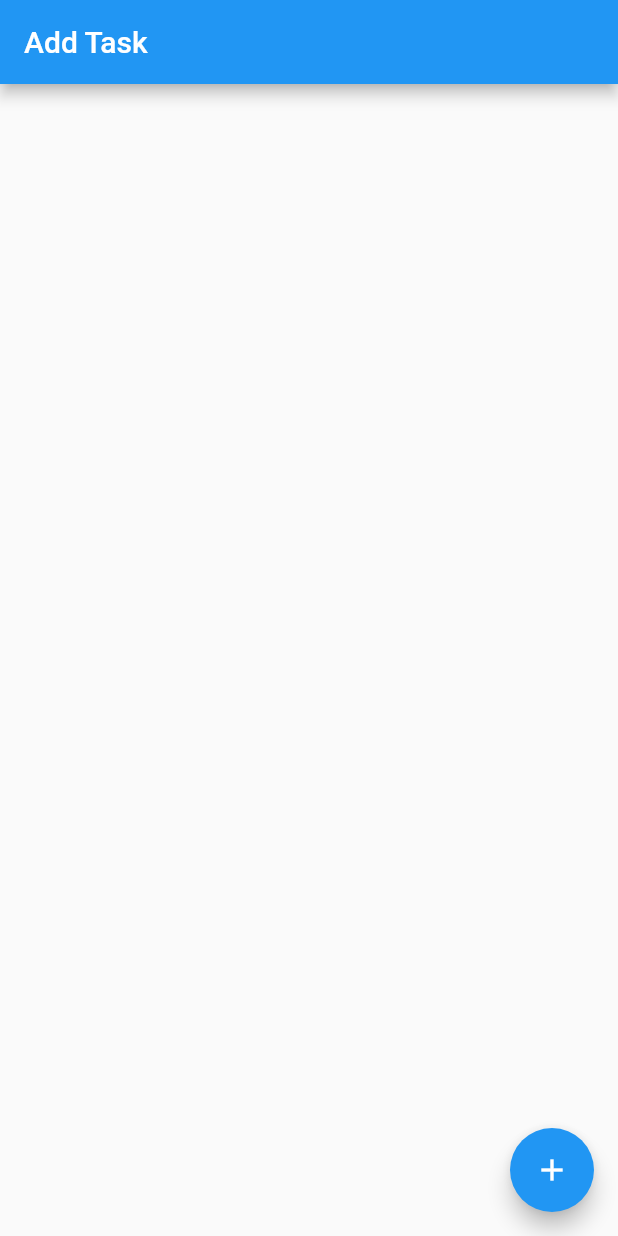
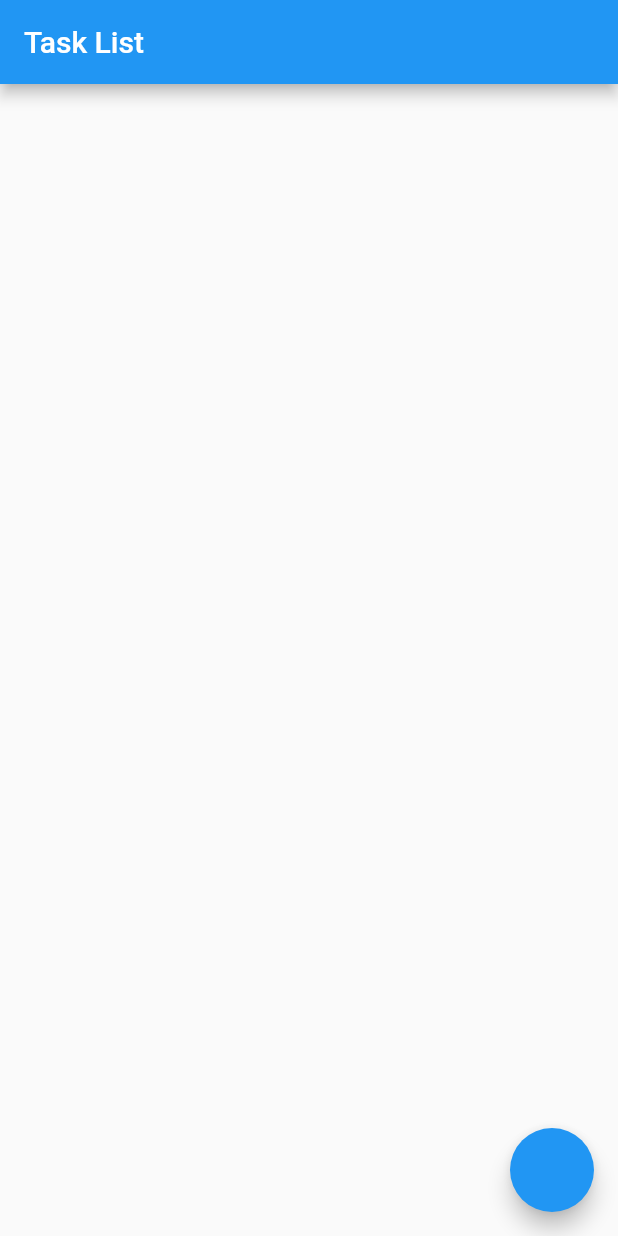
Before and after one commit to MehrabBozorgi/flutter_Tasks_app_bloc, a Flutter app: the screen it shows after launch, on a phone screen of 412 x 824 dp. Run offline on Flutter 3.47's test engine with Material 2 defaults, Android fonts, the phone set to English and light mode, and no system bars; our stand-ins replace equatable, flutter_bloc.

Commit message:
Tasks_app_bloc

```diff
--- a/lib/bloc/bloc_exports.dart
+++ b/lib/bloc/bloc_exports.dart
@@ -1,3 +1,3 @@
 export 'package:flutter_bloc/flutter_bloc.dart';
 
-export 'tasks_bloc.dart';
+export 'task_bloc.dart';
--- /dev/null
+++ b/lib/bloc/task_bloc.dart
@@ -0,0 +1,38 @@
+import 'package:equatable/equatable.dart';
+import 'package:flutter_bloc_todo/bloc/bloc_exports.dart';
+
+import '../model/task.dart';
+
+part 'task_event.dart';
+part 'task_state.dart';
+
+class TaskBloc extends Bloc<TaskEvent, TaskState> {
+  TaskBloc() : super(TaskState()) {
+    on<AddTask>(_onAddTask);
+    on<UpdateTask>(_onUpdateTask);
+    on<DeleteTask>(_onDeleteTask);
+  }
+
+  void _onAddTask(AddTask event, Emitter<TaskState> emit) {
+    final state = this.state;
+    emit(TaskState(allTasks: List.from(state.allTasks)..add(event.task)));
+  }
+
+  void _onUpdateTask(UpdateTask event, Emitter<TaskState> emit) {
+    final state = this.state;
+    final task = event.task;
+    final int index = state.allTasks.indexOf(event.task);
+    List<Task> allTask = List.from(state.allTasks)..remove(event.task);
+
+    task.isDone == false
+        ? allTask.insert(index, task.copyWith(isDone: true))
+        : allTask.insert(index, task.copyWith(isDone: false));
+    emit(TaskState(allTasks: allTask));
+  }
+
+  void _onDeleteTask(DeleteTask event, Emitter<TaskState> emit) {
+    final state = this.state;
+
+    emit(TaskState(allTasks: List.from(state.allTasks)..remove(event.task)));
+  }
+}
--- /dev/null
+++ b/lib/bloc/task_event.dart
@@ -0,0 +1,32 @@
+part of 'task_bloc.dart';
+
+abstract class TaskEvent extends Equatable {
+  const TaskEvent();
+}
+
+class AddTask extends TaskEvent {
+  final Task task;
+
+  const AddTask({required this.task});
+
+  @override
+  List<Object?> get props => [task];
+}
+
+class UpdateTask extends TaskEvent {
+  final Task task;
+
+  const UpdateTask({required this.task});
+
+  @override
+  List<Object?> get props => [task];
+}
+
+class DeleteTask extends TaskEvent {
+  final Task task;
+
+  const DeleteTask({required this.task});
+
+  @override
+  List<Object?> get props => [task];
+}
--- /dev/null
+++ b/lib/bloc/task_state.dart
@@ -0,0 +1,12 @@
+part of 'task_bloc.dart';
+
+class TaskState extends Equatable {
+  TaskState({
+    this.allTasks = const <Task>[],
+  });
+
+  List<Task> allTasks = [];
+
+  @override
+  List<Object?> get props => [allTasks];
+}
--- a/lib/bloc/tasks_event.dart
+++ /dev/null
@@ -1,35 +0,0 @@
-part of 'tasks_bloc.dart';
-
-abstract class TasksEvent extends Equatable {
-  const TasksEvent();
-
-  @override
-  List<Object> get props => [];
-}
-
-class AddTask extends TasksEvent {
-  final Task task;
-
-  const AddTask({required this.task});
-
-  @override
-  List<Object> get props => [task];
-}
-
-class UpdateTask extends TasksEvent {
-  final Task task;
-
-  const UpdateTask({required this.task});
-
-  @override
-  List<Object> get props => [task];
-}
-
-class DeleteTask extends TasksEvent {
-  final Task task;
-
-  const DeleteTask({required this.task});
-
-  @override
-  List<Object> get props => [task];
-}
--- a/lib/bloc/tasks_state.dart
+++ /dev/null
@@ -1,12 +0,0 @@
-part of 'tasks_bloc.dart';
-
-class TasksState extends Equatable {
-  const TasksState({
-    this.allTasks = const <Task>[],
-  });
-
-  final List<Task> allTasks;
-
-  @override
-  List<Object?> get props => [allTasks];
-}
--- a/lib/main.dart
+++ b/lib/main.dart
@@ -3,9 +3,6 @@ import 'package:flutter_bloc_todo/bloc/bloc_exports.dart';
 import 'package:flutter_bloc_todo/task_list_screen.dart';
 
 void main() {
-
-
-
   runApp(const MyApp());
 }
 
@@ -15,9 +12,8 @@ class MyApp extends StatelessWidget {
   @override
   Widget build(BuildContext context) {
     return BlocProvider(
-      create: (context) => TasksBloc(),
-      child:  MaterialApp(
-        debugShowCheckedModeBanner: false,
+      create: (context) => TaskBloc(),
+      child: MaterialApp(
         home: TaskListScreen(),
       ),
     );
--- a/lib/task_list_screen.dart
+++ b/lib/task_list_screen.dart
@@ -43,9 +43,9 @@ class TaskListScreen extends StatelessWidget {
                   ),
                   ElevatedButton(
                     onPressed: () {
-                      var task = Task(title: titleController.text);
-
-                      context.read<TasksBloc>().add(AddTask(task: task));
+                      var task=Task(title: titleController.text);
+                      context.read<TaskBloc>().add(AddTask(task: task));
+                      titleController.clear();
                       Navigator.of(context).pop();
                     },
                     child: const Text('add task'),
@@ -61,39 +61,35 @@ class TaskListScreen extends StatelessWidget {
 
   @override
   Widget build(BuildContext context) {
-    return BlocBuilder<TasksBloc, TasksState>(
-      builder: (context, state) {
-        List<Task> taskList = state.allTasks;
-        return Scaffold(
-          resizeToAvoidBottomInset: true,
-          floatingActionButton: FloatingActionButton(
-            onPressed: () => _addTask(context),
-            child: const Icon(Icons.add),
-          ),
-          appBar: AppBar(
-            title: const Text('Add Task'),
-          ),
-          body: ListView.builder(
-            itemCount: taskList.length,
+    return Scaffold(
+      appBar: AppBar(
+        title: const Text('Task List'),
+      ),
+      floatingActionButton: FloatingActionButton(
+        onPressed: () => _addTask(context),
+      ),
+      body: BlocBuilder<TaskBloc, TaskState>(
+        builder: (context, state) {
+          return ListView.builder(
+            itemCount: state.allTasks.length,
             itemBuilder: (context, index) {
+              var helper = state.allTasks[index];
               return ListTile(
-                onLongPress: () => context
-                    .read<TasksBloc>()
-                    .add(DeleteTask(task: taskList[index])),
-                title: Text(taskList[index].title),
+                onLongPress: (){
+                  context.read<TaskBloc>().add(DeleteTask(task: helper));
+                },
+                title: Text(helper.title),
                 trailing: Checkbox(
-                  value: taskList[index].isDone,
+                  value: helper.isDone,
                   onChanged: (value) {
-                    context
-                        .read<TasksBloc>()
-                        .add(UpdateTask(task: taskList[index]));
+                    context.read<TaskBloc>().add(UpdateTask(task: helper));
                   },
                 ),
               );
             },
-          ),
-        );
-      },
+          );
+        },
+      ),
     );
   }
 }
```
Also changed, not shown: lib/bloc/tasks_bloc.dart (deleted, +0 -39 lines), lib/model/task.dart (+4 -4 lines), 1 other file.
